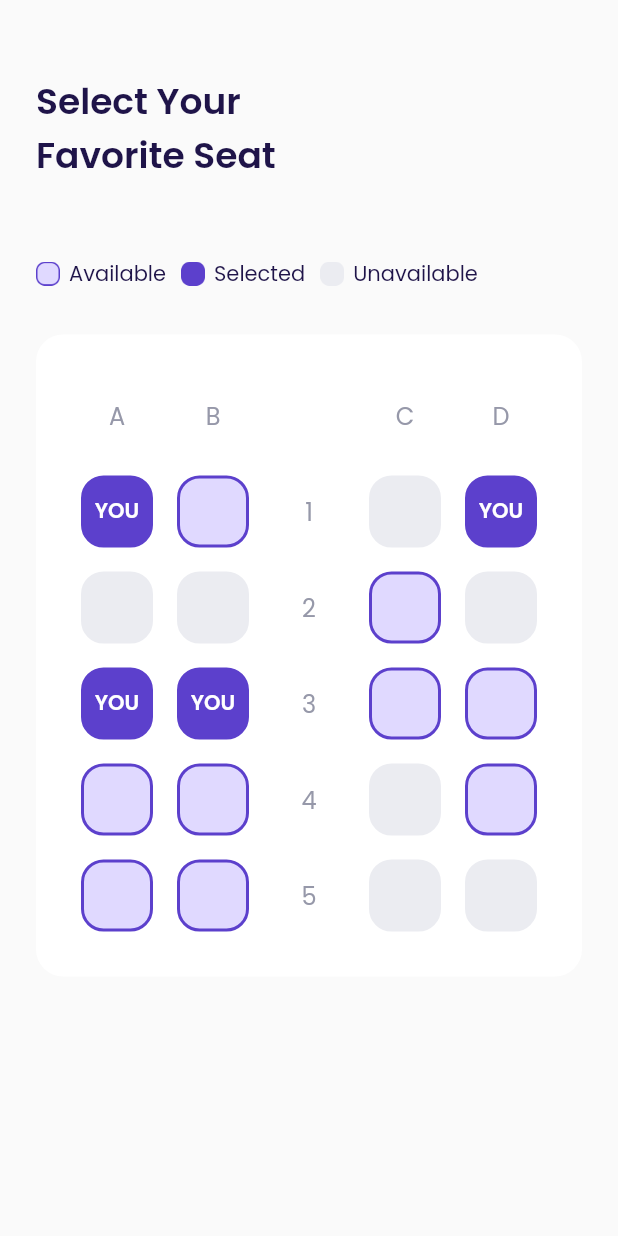
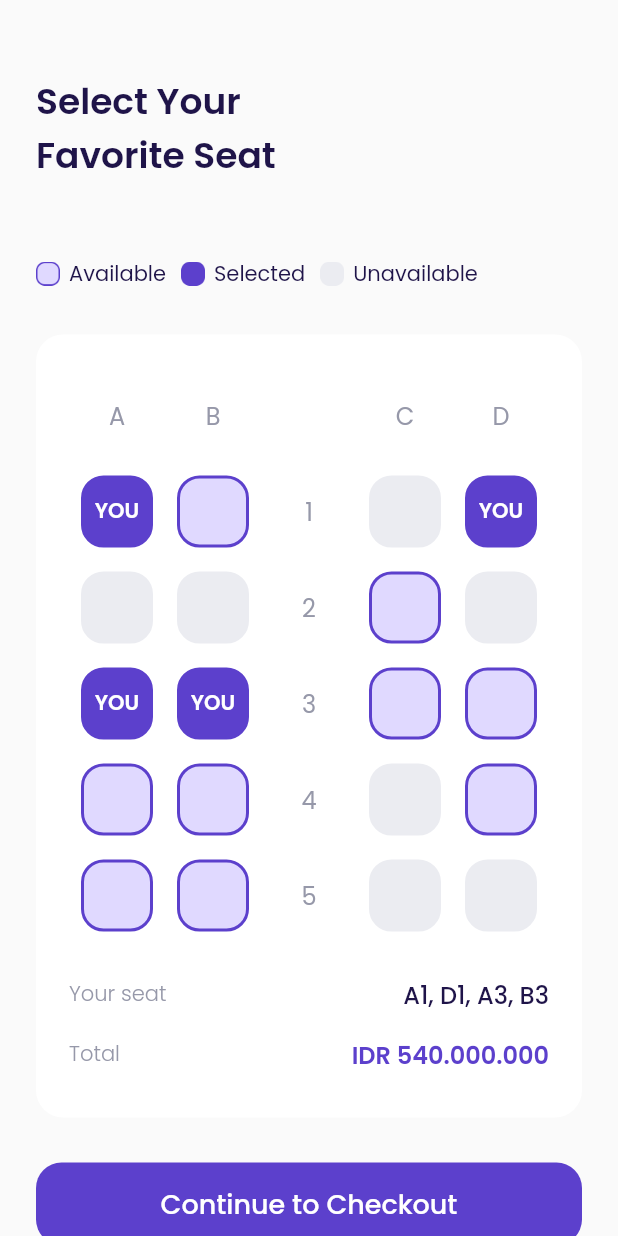
Before and after one commit to balinux/airplane, a Flutter app: the ChooseSeatPage screen opened directly, on a phone screen of 412 x 824 dp. Run offline on Flutter 3.47's test engine with Material 2 defaults, Android fonts, the phone set to English and light mode, and no system bars; our stand-ins replace google_fonts.

Commit message:
icon Choose Seat Page - Price & Button

```diff
--- a/lib/UI/pages/choose_seat_page.dart
+++ b/lib/UI/pages/choose_seat_page.dart
@@ -1,3 +1,4 @@
+import 'package:airplane/UI/widgets/custom_button.dart';
 import 'package:airplane/UI/widgets/seat_item.dart';
 import 'package:airplane/shared/theme.dart';
 import 'package:flutter/material.dart';
@@ -277,7 +278,51 @@ class ChooseSeatPage extends StatelessWidget {
               ],
             ),
           ),
+
+          // Note YOur Seat
+          Container(
+            margin: EdgeInsets.only(top: 30),
+            child: Row(
+                mainAxisAlignment: MainAxisAlignment.spaceBetween,
+                children: [
+                  Text(
+                    'Your seat',
+                    style: greyTextStyle.copyWith(fontWeight: light),
+                  ),
+                  Text(
+                    'A1, D1, A3, B3',
+                    style: blackTextStyle.copyWith(
+                        fontWeight: medium, fontSize: 16),
+                  ),
+                ]),
+          ),
+
+          // Note Total
+          Container(
+            margin: EdgeInsets.only(top: 16),
+            child: Row(
+                mainAxisAlignment: MainAxisAlignment.spaceBetween,
+                children: [
+                  Text(
+                    'Total',
+                    style: greyTextStyle.copyWith(fontWeight: light),
+                  ),
+                  Text(
+                    'IDR 540.000.000',
+                    style: purpleTextStyle.copyWith(
+                        fontWeight: semiBold, fontSize: 16),
+                  ),
+                ]),
+          )
         ]),
+      );
+    }
+
+    Widget checkOutButton() {
+      return CustomButton(
+        title: 'Continue to Checkout',
+        onPressed: () {},
+        margin: const EdgeInsets.only(top: 30, bottom: 46),
       );
     }
 
@@ -285,7 +330,7 @@ class ChooseSeatPage extends StatelessWidget {
       backgroundColor: kBackgroundColor,
       body: ListView(
         padding: EdgeInsets.symmetric(horizontal: 24),
-        children: [title(), seatStatus(), selectSeat()],
+        children: [title(), seatStatus(), selectSeat(), checkOutButton()],
       ),
     );
   }
```
